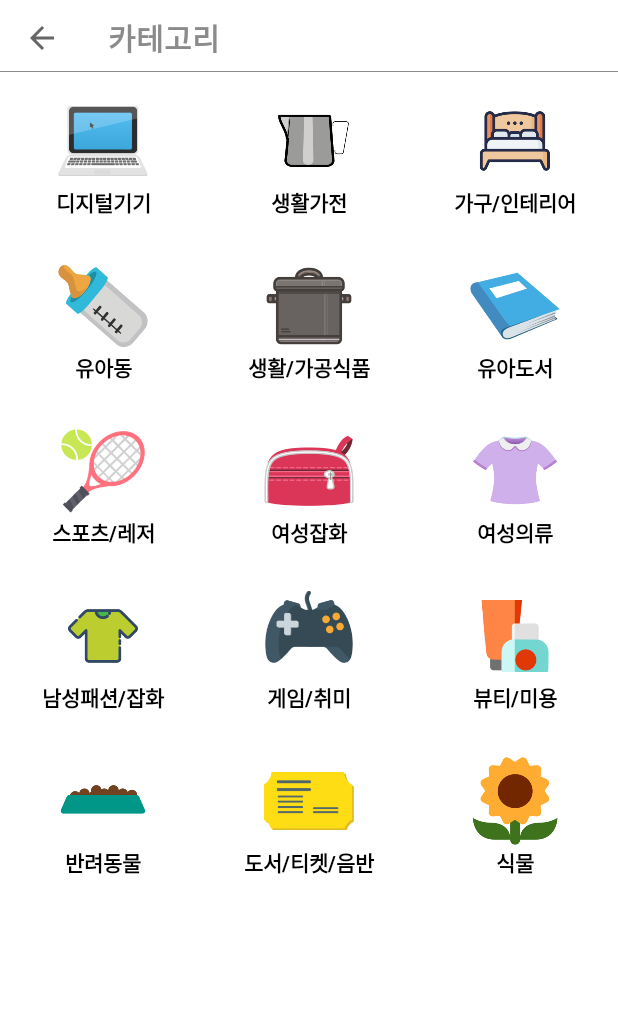
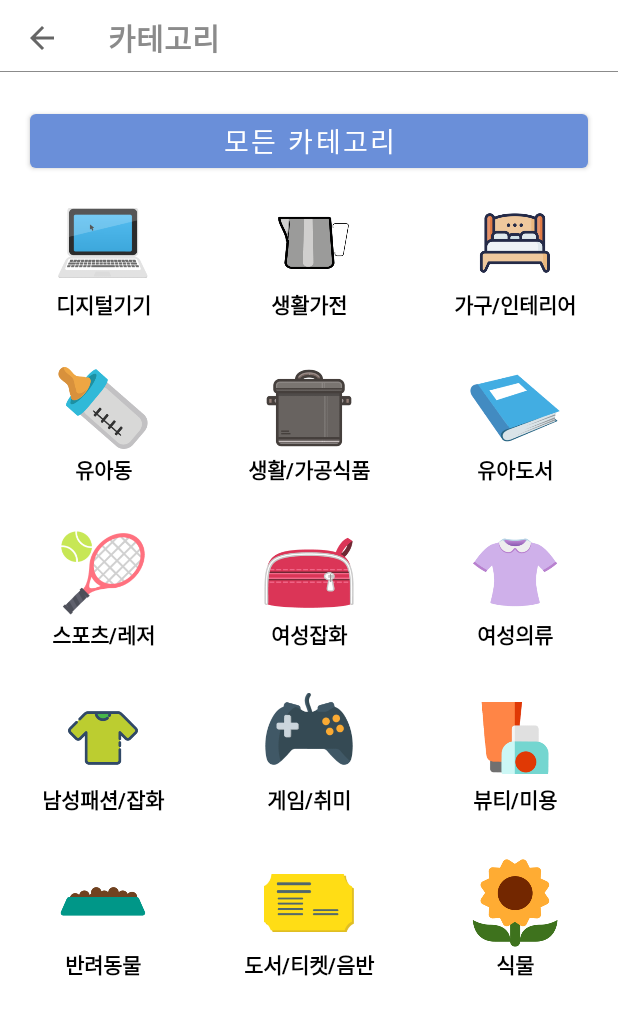
Before and after one commit to kjaehyeon/HiAuction_app, an Android app: the Category screen opened directly, with no data from a screen before it, on a phone screen of 412 x 824 dp. Shown: the top 1015 px of the screen. Run offline under Robolectric (Android 15) with nearby library versions, the phone set to English and light mode, and no system bars.

Commit message:
category 0 added in xml

```diff
--- a/HiAuction/app/src/main/res/layout/category.xml
+++ b/HiAuction/app/src/main/res/layout/category.xml
@@ -26,6 +26,15 @@
                 app:layout_constraintTop_toTopOf="parent" />
         </androidx.constraintlayout.widget.ConstraintLayout>
     </androidx.appcompat.widget.Toolbar>
+    <Button
+        android:id="@+id/btnCategory0"
+        android:layout_width="match_parent"
+        android:layout_height="wrap_content"
+        android:layout_marginTop="20dp"
+        android:layout_marginRight="20dp"
+        android:layout_marginLeft="20dp"
+        android:textSize="18dp"
+        android:text="모든 카테고리"/>
     <GridLayout
         android:layout_width="match_parent"
         android:layout_height="wrap_content"
--- a/HiAuction/app/src/main/res/layout/fragement_navi_home.xml
+++ b/HiAuction/app/src/main/res/layout/fragement_navi_home.xml
@@ -47,7 +47,7 @@
 
             <Button
                 android:id="@+id/btnCategory"
-                android:layout_width="130dp"
+                android:layout_width="wrap_content"
                 android:layout_height="wrap_content"
                 android:layout_alignParentRight="true"
                 android:layout_centerVertical="true"
```
